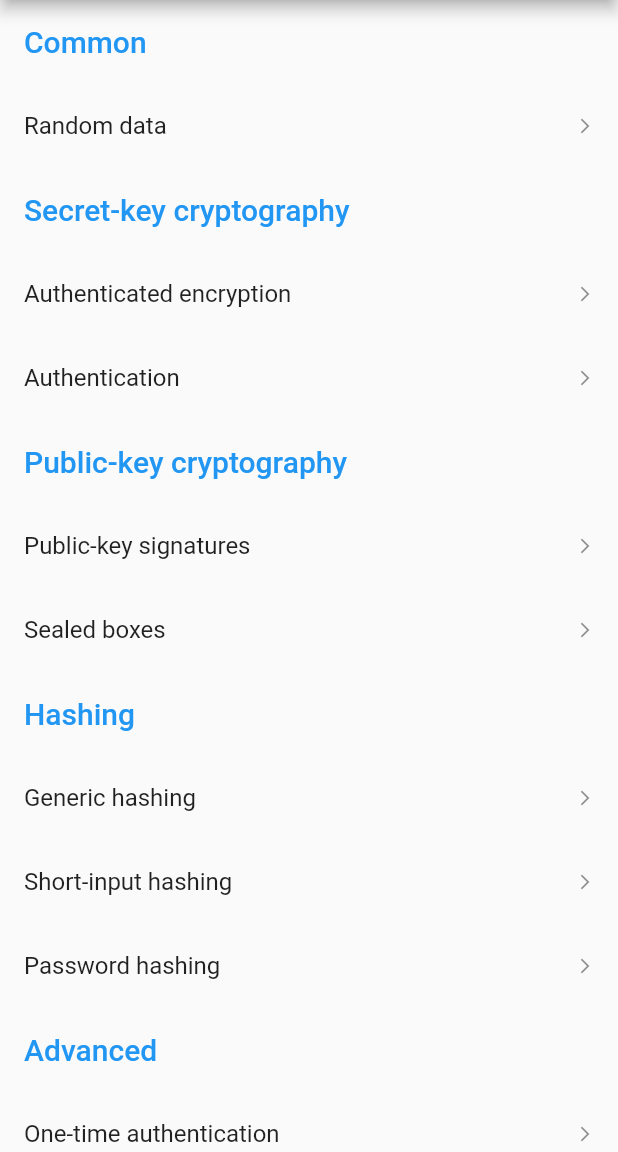
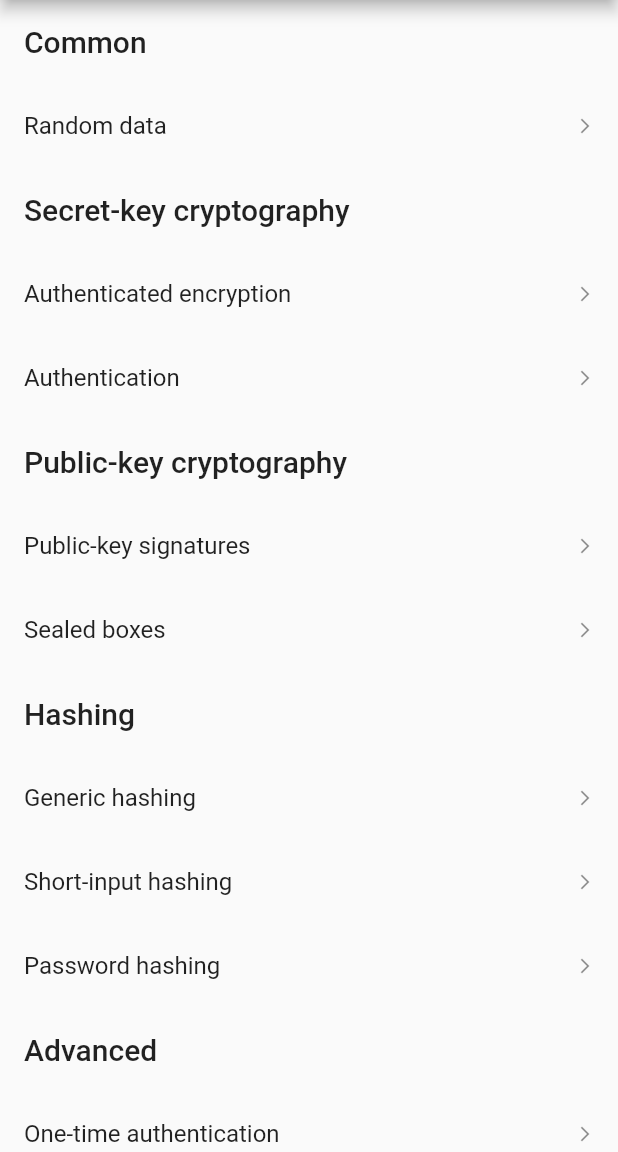
Before and after one commit to firstfloorsoftware/flutter_sodium, a Flutter app: the screen it shows after launch, on a phone screen of 412 x 824 dp, the part 84-1236 px from its top. Run offline on Flutter 3.47's test engine with Material 2 defaults, Android fonts, the phone set to English and light mode, and no system bars; our stand-ins replace convert.

Commit message:
minor color update in example app

```diff
--- a/example/lib/main.dart
+++ b/example/lib/main.dart
@@ -337,10 +337,9 @@ assert(valid);
 
   Widget _buildListTile(BuildContext context, Example example) {
     if (example.isHeader) {
-      var color = Theme.of(context).primaryColor;
       return ListTile(
           title: Text(example.title,
-              style: Theme.of(context).textTheme.title.apply(color: color)));
+              style: Theme.of(context).textTheme.title));
     } else {
       return ListTile(
           title: Text(example.title),
```
